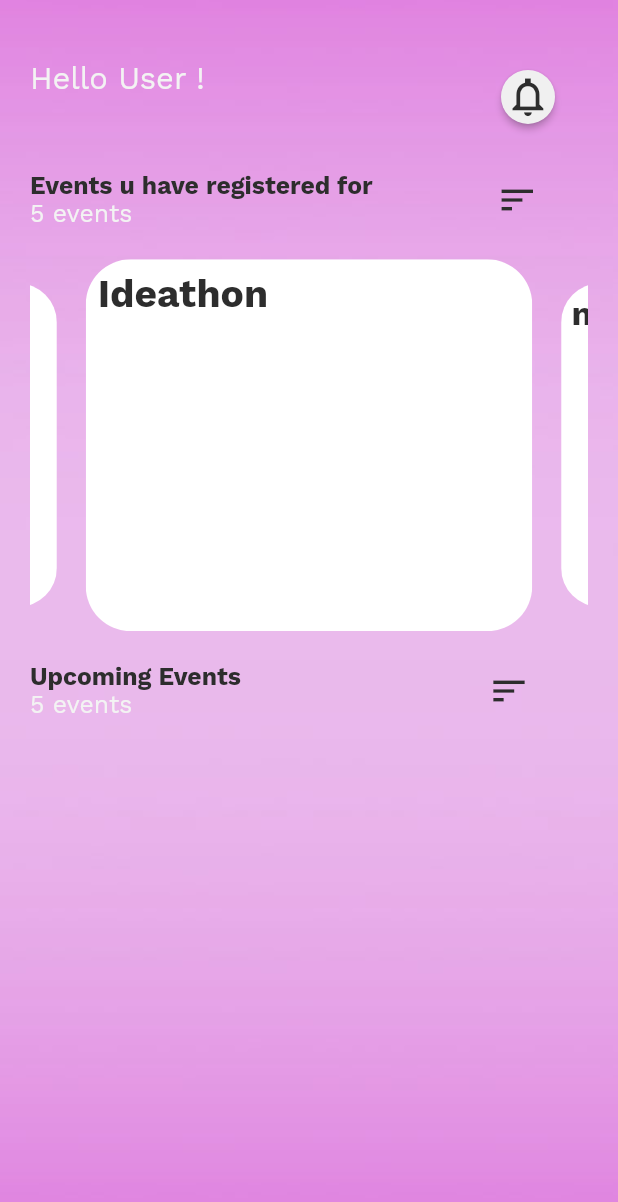
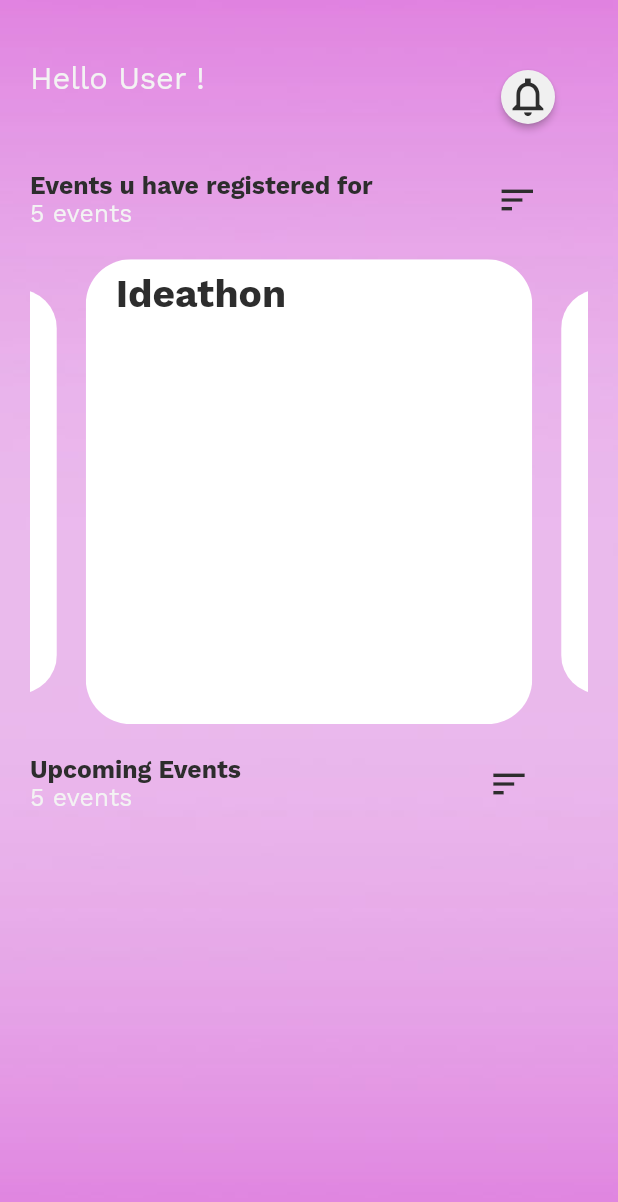
Before and after one commit to micvitc/Events-App, a Flutter app: the screen it shows after launch, after a tap on "Sign In", on a phone screen of 412 x 824 dp. Shown: the top 1202 px of the screen. Run offline on Flutter 3.47's test engine with Material 2 defaults, Android fonts, the phone set to English and light mode, and no system bars; drawn by our look-alikes of carousel_slider; our stand-ins replace google_fonts.

Commit message:
elevated username fixed

```diff
--- a/mic_event_notifier/lib/HomeScreen.dart
+++ b/mic_event_notifier/lib/HomeScreen.dart
@@ -13,7 +13,7 @@ final List<String> imgList = [
   'https://images.unsplash.com/photo-1523205771623-e0faa4d2813d?ixlib=rb-0.3.5&ixid=eyJhcHBfaWQiOjEyMDd9&s=89719a0d55dd05e2deae4120227e6efc&auto=format&fit=crop&w=1953&q=80',
 ];
 final List<String> eventname = [
-  'Ideathon','makeathon','Event','nothing','mickjdefnkj'
+  'Ideathon','makeathon','Event','nothing','appathon'
 ];
 class MyBehavior extends ScrollBehavior {
   @override
@@ -154,7 +154,7 @@ class _HomeScreenState extends State<HomeScreen> {
                         child: CarouselSlider(
                           options: CarouselOptions(
                             autoPlay: true,
-                            aspectRatio: 1.5,
+                            aspectRatio: 1.2,
                             enableInfiniteScroll: true,
                             enlargeCenterPage: true,
 
@@ -199,7 +199,6 @@ class _HomeScreenState extends State<HomeScreen> {
                           )
                         ],
                       ),
-                      EventCard()
                     ]
                 ),
               ),
@@ -215,6 +214,8 @@ class _HomeScreenState extends State<HomeScreen> {
 
     );
   }
+
+
 
 final List<Widget>
 imageSliders =
@@ -248,33 +249,22 @@ eventname.map((item)
                     Align(
                       alignment: Alignment.topLeft,
                       child:
-                      Text(item,
-                        textAlign: TextAlign.left,
-                        style: GoogleFonts.workSans(
-                            color: bfont,
-                            fontSize:26,
-                            fontWeight: FontWeight.bold
+                      Padding(
+                        padding: const EdgeInsets.only(
+                          left: 12.0
+                        ),
+                        child: Text(item,
+                          textAlign: TextAlign.left,
+                          style: GoogleFonts.workSans(
+                              color: bfont,
+                              fontSize:26,
+                              fontWeight: FontWeight.bold
+                          ),
                         ),
                       ),
                     ),
-                  /*  Image.network(item,
-                        fit: BoxFit.cover,
-                        width:200.0,
-                      height: 100,
-                    ),*/
                     SizedBox(),
                   ///todo:implement current ui for event details in slider - for Rishabh
-                  /*  Row(
-                      mainAxisAlignment: MainAxisAlignment.start,
-                      crossAxisAlignment: CrossAxisAlignment.start,
-                      children: [
-                        Icon(
-                          Icons.calendar_today,
-                          color: Colors.black,
-                          size: 24,
-                        )
-                      ],
-                  )*/
                 ],
               ),
             ),
--- a/mic_event_notifier/lib/loginpage.dart
+++ b/mic_event_notifier/lib/loginpage.dart
@@ -47,7 +47,7 @@ class _MyLoginState extends State<MyLogin> {
                 ),
               ),
             ),
-            Center(
+            SingleChildScrollView(
               child: Container(
                   padding: EdgeInsets.only(
                       top: MediaQuery.of(context).size.height * 0.70,
@@ -59,15 +59,15 @@ class _MyLoginState extends State<MyLogin> {
                           controller: username,
                           keyboardType: TextInputType.emailAddress,
                           decoration: InputDecoration(
-                            icon: Icon(
+                            icon:  Icon(
                               Icons.outgoing_mail,
                               color:Color.fromARGB(222, 222, 123, 222),
-                              size: 32,
-                            ) ,
-                              alignLabelWithHint: true,
+                              size: MediaQuery.of(context).size.width*0.1,
+                            ),
+                             // alignLabelWithHint: true,
                               fillColor: Colors.grey.shade100,
                               filled: true,
-                              hintText: "Enter username here",
+                              hintText: "    Enter username here",
                               hoverColor: Colors.white,
                               border: OutlineInputBorder(
                                 borderSide: BorderSide.none,
```
